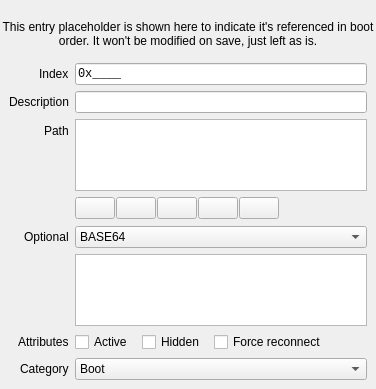
This is src/form/bootentryform.ui in Neverous/efibooteditor as Qt 5 draws it before an edit. The edited form follows.
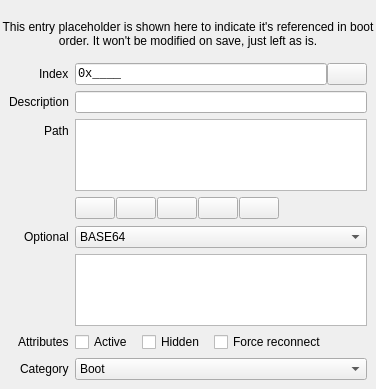
This is the edited form. Icons and pictures are not drawn. Custom widgets are drawn as their Qt base class.

The edit to the form file:
```diff
--- a/src/form/bootentryform.ui
+++ b/src/form/bootentryform.ui
@@ -76,7 +76,37 @@
        </widget>
       </item>
       <item row="0" column="1">
+       <widget class="QWidget" name="index_box" native="true">
+        <property name="sizePolicy">
+         <sizepolicy hsizetype="Preferred" vsizetype="Fixed">
+          <horstretch>0</horstretch>
+          <verstretch>0</verstretch>
+         </sizepolicy>
+        </property>
+        <layout class="QHBoxLayout" name="index_box_layout" stretch="1,0">
+         <property name="spacing">
+          <number>0</number>
+         </property>
+         <property name="leftMargin">
+          <number>0</number>
+         </property>
+         <property name="topMargin">
+          <number>0</number>
+         </property>
+         <property name="rightMargin">
+          <number>0</number>
+         </property>
+         <property name="bottomMargin">
+          <number>0</number>
+         </property>
+         <item>
        <widget class="QLineEdit" name="index_text">
+           <property name="sizePolicy">
+            <sizepolicy hsizetype="Expanding" vsizetype="Preferred">
+             <horstretch>0</horstretch>
+             <verstretch>0</verstretch>
+            </sizepolicy>
+           </property>
         <property name="font">
          <font>
           <family>Monospace</family>
@@ -99,6 +129,40 @@
         </property>
        </widget>
       </item>
+         <item>
+          <widget class="QPushButton" name="hot_keys">
+           <property name="sizePolicy">
+            <sizepolicy hsizetype="Minimum" vsizetype="Minimum">
+             <horstretch>0</horstretch>
+             <verstretch>0</verstretch>
+            </sizepolicy>
+           </property>
+           <property name="maximumSize">
+            <size>
+             <width>40</width>
+             <height>40</height>
+            </size>
+           </property>
+           <property name="toolTip">
+            <string>Hot Keys</string>
+           </property>
+           <property name="statusTip">
+            <string>Hot Keys</string>
+           </property>
+           <property name="whatsThis">
+            <string>&lt;html&gt;&lt;head/&gt;&lt;body&gt;&lt;p&gt;Hot Keys&lt;/p&gt;&lt;/body&gt;&lt;/html&gt;</string>
+           </property>
+           <property name="text">
+            <string/>
+           </property>
+           <property name="icon">
+            <iconset theme="emblem-symbolic-link"/>
+           </property>
+          </widget>
+         </item>
+        </layout>
+       </widget>
+      </item>
       <item row="1" column="0">
        <widget class="QLabel" name="description_label">
         <property name="toolTip">
```
Left out of the diff: 17 changed lines with no effect on the pictures. Lines whose indentation alone changed are shown as unchanged.
